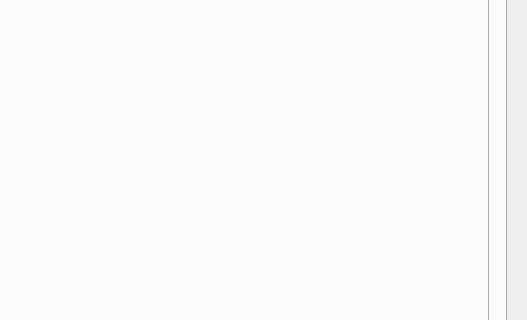
This is GUI/AdminGUIQtDesigner.ui in applet199/OOPCourseWorkTwo as Qt 5 draws it before an edit; both pictures show x 594 to 1121 and y 122 to 442 of the 1121 by 859 pixel window. The edited form follows.
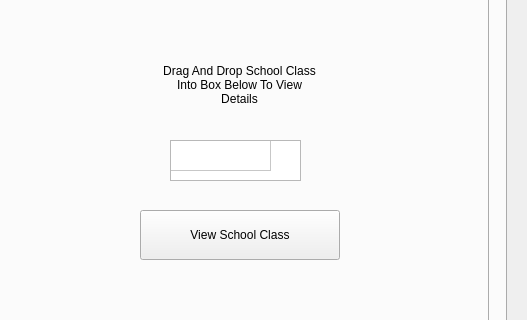
This is the edited form. The open tabs and pages were chosen to show the change.

What changed in the file:
```diff
--- a/GUI/AdminGUIQtDesigner.ui
+++ b/GUI/AdminGUIQtDesigner.ui
@@ -797,6 +797,99 @@
         <column/>
         <column/>
        </widget>
+       <widget class="QLabel" name="label_34">
+        <property name="geometry">
+         <rect>
+          <x>730</x>
+          <y>110</y>
+          <width>159</width>
+          <height>50</height>
+         </rect>
+        </property>
+        <property name="minimumSize">
+         <size>
+          <width>0</width>
+          <height>50</height>
+         </size>
+        </property>
+        <property name="text">
+         <string>Drag And Drop School Class Into Box Below To View Details</string>
+        </property>
+        <property name="alignment">
+         <set>Qt::AlignCenter</set>
+        </property>
+        <property name="wordWrap">
+         <bool>true</bool>
+        </property>
+       </widget>
+       <widget class="QTableWidget" name="tableWidget_8">
+        <property name="geometry">
+         <rect>
+          <x>740</x>
+          <y>190</y>
+          <width>131</width>
+          <height>41</height>
+         </rect>
+        </property>
+        <property name="acceptDrops">
+         <bool>true</bool>
+        </property>
+        <property name="dragDropMode">
+         <enum>QAbstractItemView::DropOnly</enum>
+        </property>
+        <property name="rowCount">
+         <number>1</number>
+        </property>
+        <property name="columnCount">
+         <number>1</number>
+        </property>
+        <attribute name="horizontalHeaderVisible">
+         <bool>false</bool>
+        </attribute>
+        <attribute name="verticalHeaderVisible">
+         <bool>false</bool>
+        </attribute>
+        <row/>
+        <column/>
+       </widget>
+       <widget class="QPushButton" name="pushButton_7">
+        <property name="geometry">
+         <rect>
+          <x>710</x>
+          <y>260</y>
+          <width>200</width>
+          <height>50</height>
+         </rect>
+        </property>
+        <property name="minimumSize">
+         <size>
+          <width>200</width>
+          <height>50</height>
+         </size>
+        </property>
+        <property name="text">
+         <string>View School Class</string>
+        </property>
+       </widget>
+       <widget class="QLabel" name="label_35">
+        <property name="geometry">
+         <rect>
+          <x>720</x>
+          <y>350</y>
+          <width>181</width>
+          <height>50</height>
+         </rect>
+        </property>
+        <property name="minimumSize">
+         <size>
+          <width>100</width>
+          <height>50</height>
+         </size>
+        </property>
+        <property name="text">
+         <string/>
+        </property>
+       </widget>
       </widget>
       <widget class="QWidget" name="tab_16">
        <attribute name="title">
```
Left out of the diff: 375 changed lines with no effect on the pictures.
